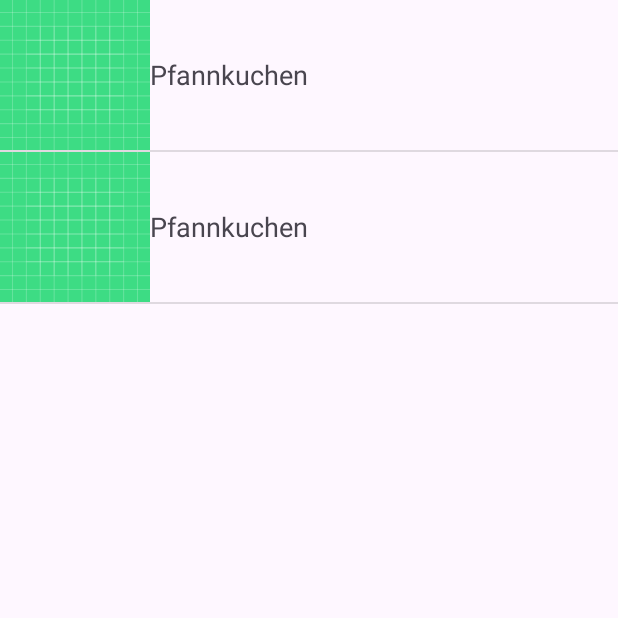
After one commit to Ibot96/ChefsChoice, an Android app: the RezeptUebersicht screen opened directly, with no data from a screen before it, on a phone screen of 412 x 824 dp, the top half of it. The commit adds this screen. Run offline under Robolectric (Android 15) with nearby library versions, the phone set to English and light mode, and no system bars.

Commit message:
Anzeigen der Rezeptliste. Erste Test Implementierung ohne Datenbankanbindung

```diff
--- a/app/src/main/AndroidManifest.xml
+++ b/app/src/main/AndroidManifest.xml
@@ -21,6 +21,7 @@
                 <category android:name="android.intent.category.LAUNCHER" />
             </intent-filter>
         </activity>
+        <activity android:name=".RezeptUebersicht"></activity>
     </application>
 
 </manifest>
--- /dev/null
+++ b/app/src/main/java/com/example/chefschoice/Adapter/RecipeListAdapter.java
@@ -0,0 +1,48 @@
+package com.example.chefschoice.Adapter;
+
+import android.content.Context;
+import android.view.LayoutInflater;
+import android.view.View;
+import android.view.ViewGroup;
+import android.widget.ArrayAdapter;
+import android.widget.ImageView;
+import android.widget.TextView;
+
+import androidx.annotation.NonNull;
+import androidx.annotation.Nullable;
+
+import com.example.chefschoice.Model.Recipe;
+import com.example.chefschoice.R;
+
+import java.util.ArrayList;
+
+public class RecipeListAdapter extends ArrayAdapter<Recipe> {
+
+    private static Context mContext;
+    int mResource;
+    public RecipeListAdapter( Context context, int resource, ArrayList<Recipe> objects) {
+        super(context, resource, objects);
+        mContext = context;
+        mResource = resource;
+    }
+
+    @NonNull
+    @Override
+    public View getView(int position, @Nullable View convertView, @NonNull ViewGroup parent) {
+        String name = getItem(position).getName();
+        byte[] bild = getItem(position).getBild();
+        String beschreibung = getItem(position).getBeschreibung();
+
+        Recipe rezept = new Recipe(name,beschreibung, bild);
+
+        LayoutInflater inflater = LayoutInflater.from(mContext);
+        convertView = inflater.inflate(mResource, parent,false);
+
+        ImageView bildView = (ImageView) convertView.findViewById(R.id.bild);
+        TextView nameView = (TextView)  convertView.findViewById(R.id.text);
+
+        nameView.setText(name);
+
+        return convertView;
+    }
+}
--- a/app/src/main/java/com/example/chefschoice/DAO/IngredientDAOImpl.java
+++ b/app/src/main/java/com/example/chefschoice/DAO/IngredientDAOImpl.java
@@ -18,6 +18,7 @@ public class IngredientDAOImpl implements IngredientDAO{
     public long insertIngredient(Ingredient zutat) {
         ContentValues values = new ContentValues();
         values.put("name", zutat.getName());
+        values.put("RezeptId", zutat.getRecipeId());
         long id = db.insert("Zutaten", null, values);
         zutat.setId(id);
         return id;
--- a/app/src/main/java/com/example/chefschoice/DAO/RecipeDAO.java
+++ b/app/src/main/java/com/example/chefschoice/DAO/RecipeDAO.java
@@ -8,7 +8,8 @@ public interface RecipeDAO {
 
     Recipe getRecipe(int id);
     List<Recipe> getAllRecipes();
-    void addRecipe(Recipe rezept);
+    long addRecipe(Recipe rezept);
     void deleteRecipe(int id);
 
+    long getNextRecipeId();
 }
--- a/app/src/main/java/com/example/chefschoice/Model/Recipe.java
+++ b/app/src/main/java/com/example/chefschoice/Model/Recipe.java
@@ -6,13 +6,15 @@ public class Recipe {
 
 
     private String name;
-    private List<Long> zutaten;
+
     private String beschreibung;
 
+    private byte[] bild;
 
-    public Recipe(String name, List<Long> zutaten, String beschreibung) {
+
+    public Recipe(String name, String beschreibung, byte[] bild) {
         this.name = name;
-        this.zutaten = zutaten;
+        this.bild = bild;
         this.beschreibung = beschreibung;
     }
 
@@ -24,12 +26,12 @@ public class Recipe {
         this.name = name;
     }
 
-    public List<Long> getZutaten() {
-        return zutaten;
+    public byte[] getBild() {
+        return bild;
     }
 
-    public void setZutaten(List<Long> zutaten) {
-        this.zutaten = zutaten;
+    public void setBild(byte[] bild) {
+        this.bild = bild;
     }
 
     public String getBeschreibung() {
--- /dev/null
+++ b/app/src/main/java/com/example/chefschoice/RezeptUebersicht.java
@@ -0,0 +1,50 @@
+package com.example.chefschoice;
+
+import android.database.sqlite.SQLiteDatabase;
+import android.os.Bundle;
+import android.widget.ArrayAdapter;
+import android.widget.ListView;
+
+import androidx.annotation.Nullable;
+import androidx.appcompat.app.AppCompatActivity;
+
+import com.example.chefschoice.Adapter.RecipeListAdapter;
+import com.example.chefschoice.DAO.RecipeDAO;
+import com.example.chefschoice.DAO.RecipeDAOImpl;
+import com.example.chefschoice.DB.DatabaseHelper;
+import com.example.chefschoice.Model.Recipe;
+
+import java.util.ArrayList;
+import java.util.List;
+
+public class RezeptUebersicht extends AppCompatActivity {
+
+    private ListView liste;
+    private RecipeDAOImpl recipeDAO;
+
+    private List<Recipe> rezepte;
+
+    @Override
+    protected void onCreate(@Nullable Bundle savedInstanceState) {
+        super.onCreate(savedInstanceState);
+        setContentView(R.layout.rezept_uebersicht);
+
+        DatabaseHelper dbHelper = new DatabaseHelper(this);
+        SQLiteDatabase db = dbHelper.getWritableDatabase();
+
+
+
+        liste = findViewById(R.id.liste);
+
+        Recipe Test1 = new Recipe("Pfannkuchen", "Test1", null);
+        Recipe Test2 = new Recipe("Pfannkuchen", "Test1", null);
+
+        ArrayList<Recipe> rezeptliste = new ArrayList<>();
+        rezeptliste.add(Test1);
+        rezeptliste.add(Test2);
+
+        RecipeListAdapter adapter = new RecipeListAdapter(this, R.layout.list_adapter, rezeptliste);
+
+        liste.setAdapter(adapter);
+    }
+}
--- a/app/src/main/res/layout/activity_main.xml
+++ b/app/src/main/res/layout/activity_main.xml
@@ -37,4 +37,10 @@
         android:id="@+id/buttonSaveRecipe"
         android:layout_below="@id/editTextDescription" />
 
+    <Button
+        android:layout_width="wrap_content"
+        android:layout_height="wrap_content"
+        android:text="Rezepte anzeigen"
+        android:id="@+id/buttonshow"
+        android:layout_below="@id/buttonSaveRecipe" />
 </RelativeLayout>
--- /dev/null
+++ b/app/src/main/res/layout/list_adapter.xml
@@ -0,0 +1,21 @@
+<?xml version="1.0" encoding="utf-8"?>
+<LinearLayout xmlns:android="http://schemas.android.com/apk/res/android"
+    android:layout_width="match_parent"
+    android:layout_height="match_parent">
+
+    <ImageView
+        android:id="@+id/bild"
+        android:layout_width="100dp"
+        android:layout_height="100dp"
+        android:src="@drawable/ic_launcher_background">
+    </ImageView>
+
+    <TextView
+        android:id="@+id/text"
+        android:layout_width="match_parent"
+        android:layout_height="100dp"
+        android:gravity="center_vertical"
+        android:textSize="18sp">
+
+    </TextView>
+</LinearLayout>
--- /dev/null
+++ b/app/src/main/res/layout/rezept_uebersicht.xml
@@ -0,0 +1,20 @@
+<?xml version="1.0" encoding="utf-8"?>
+<LinearLayout xmlns:android="http://schemas.android.com/apk/res/android"
+    xmlns:app="http://schemas.android.com/apk/res-auto"
+    xmlns:tools="http://schemas.android.com/tools"
+    android:layout_width="match_parent"
+    android:layout_height="match_parent"
+    android:orientation="horizontal"
+    tools:context=".RezeptUebersicht"
+    >
+
+    <ListView
+        android:id="@+id/liste"
+        android:layout_width="match_parent"
+        android:layout_height="match_parent">
+
+    </ListView>
+
+
+
+</LinearLayout>
```
Also changed, not shown: app/src/main/java/com/example/chefschoice/DAO/RecipeDAOImpl.java (+20 -2 lines), app/src/main/java/com/example/chefschoice/DB/DatabaseHelper.java (+7 -4 lines), app/src/main/java/com/example/chefschoice/MainActivity.java (+27 -13 lines), app/src/main/java/com/example/chefschoice/Model/Ingredient.java (+25 -0 lines).
